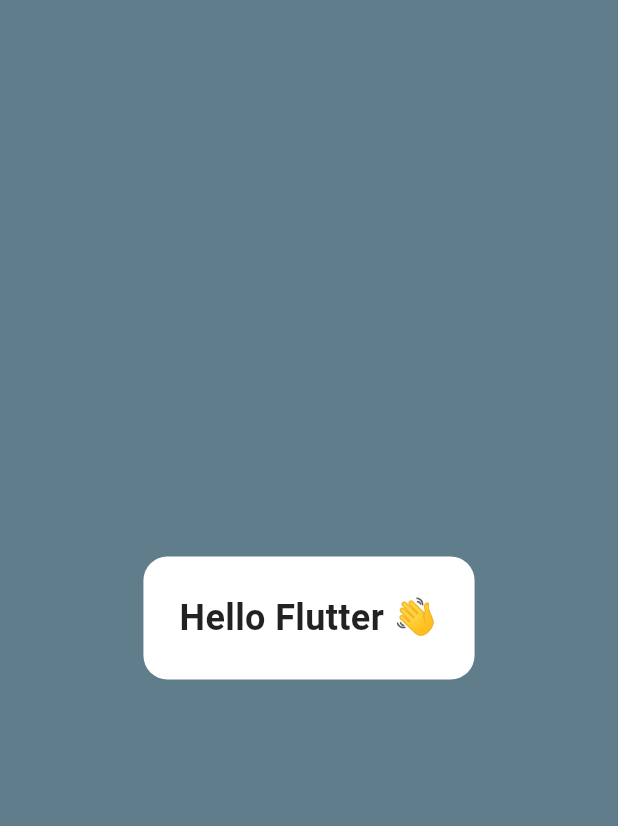
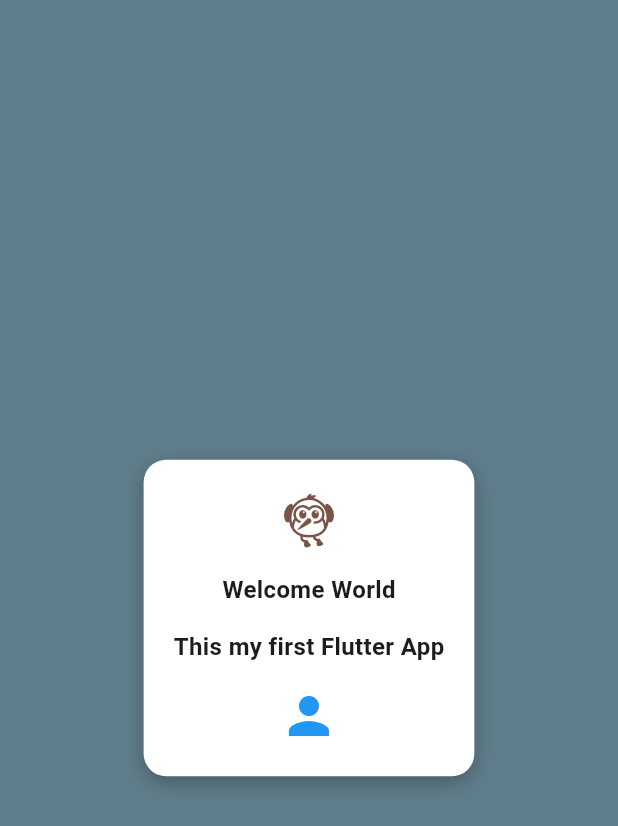
Before and after one commit to fleuryleentaco/flutter-learning, a Flutter app: the screen it shows after launch, on a phone screen of 412 x 824 dp. Shown: the top 826 px of the screen. Run offline on Flutter 3.47's test engine with Material 3 defaults, Android fonts, the phone set to English and light mode, and no system bars.

Commit message:
Day 01: widgets basics and UI update

```diff
--- a/day01_widgets/lib/main.dart
+++ b/day01_widgets/lib/main.dart
@@ -11,7 +11,7 @@
   Widget build(BuildContext context) {
     return MaterialApp(
       debugShowCheckedModeBanner: false,
-      home: const HomePage(),
+      home: HomePage(),
     );
   }
 }
@@ -25,21 +25,44 @@
       backgroundColor: Colors.blueGrey,
       body: Center(
         child: Container(
-          padding: const EdgeInsets.all(24),
+          padding:  EdgeInsets.all(20),
           decoration: BoxDecoration(
             color: Colors.white,
-            borderRadius: BorderRadius.circular(16),
+            borderRadius: BorderRadius.circular(15),
+            boxShadow:[
+              BoxShadow(
+                color: Colors.black26,
+                blurRadius: 10,
+                offset: Offset(0,4)
+              )
+            ]
           ),
-          child: const Text(
-            'Hello Flutter 👋',
-            style: TextStyle(
-              fontSize: 24,
-              fontWeight: FontWeight.bold,
-              color: Colors.black87,
-            ),
+          child: Column(
+            mainAxisSize: MainAxisSize.min,
+            children: [
+              Icon(Icons.flutter_dash, size:40, color: Colors.brown),
+              SizedBox(height: 15),
+              Text(
+                'Welcome World',
+                style: TextStyle(
+                  fontSize: 16,
+                  fontWeight:FontWeight.bold
+                )
+              ),
+              SizedBox(height: 15),
+              Text(
+                'This my first Flutter App',
+                style: TextStyle(
+                  fontSize: 16,
+                  fontWeight: FontWeight.bold,
+                )
+              ),
+              SizedBox(height: 15),
+              Icon(Icons.person, size: 40, color:Colors.blue),
+            ] ,
           ),
-        ),
-      ),
+        )
+      )
     );
   }
 }
```
